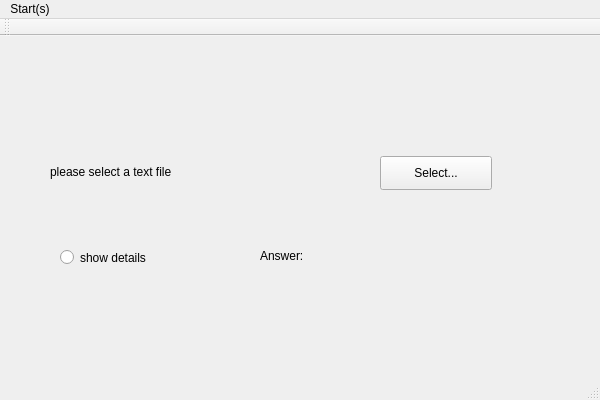
The window that QtAlgorithmX.ui (chen3a3y3/Puzzle_solver) describes before a commit, drawn with Qt 5.
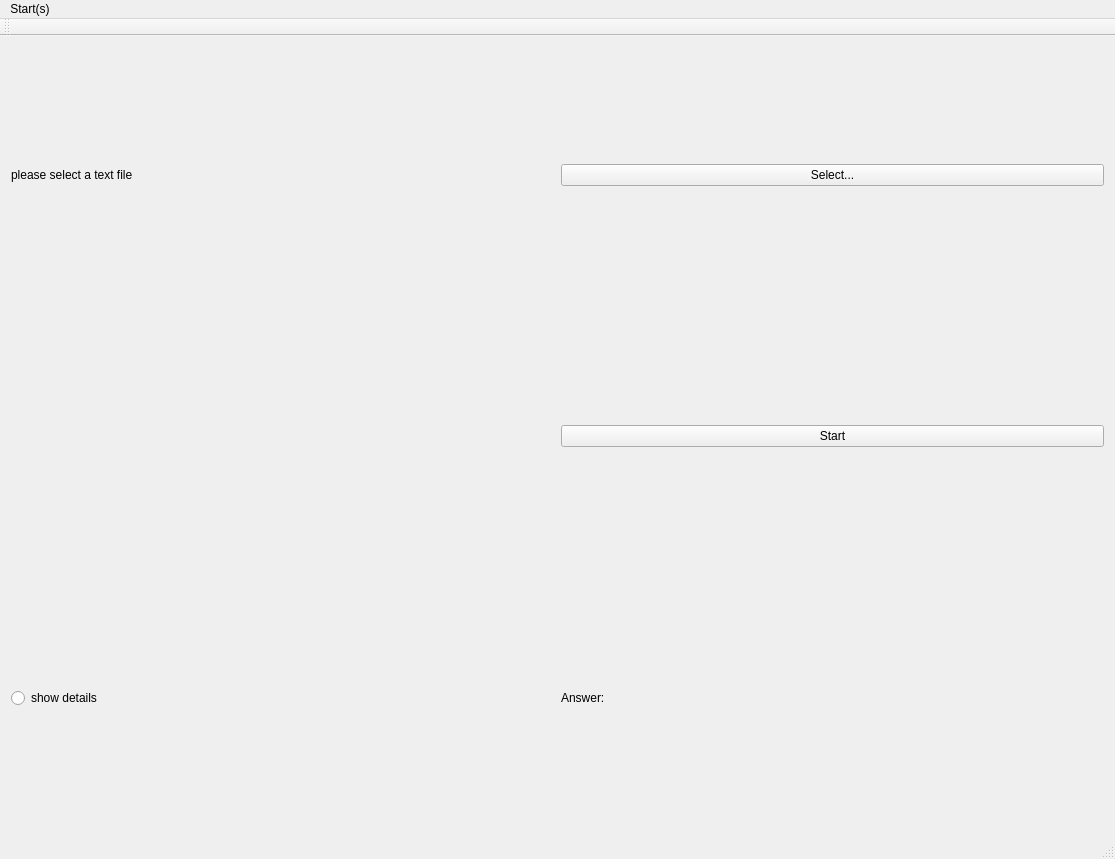
The same window after the commit.

Commit message: Add auto resize and confirmation button

What changed in the file:
```diff
--- a/QtAlgorithmX.ui
+++ b/QtAlgorithmX.ui
@@ -6,73 +6,65 @@
    <rect>
     <x>0</x>
     <y>0</y>
-    <width>600</width>
-    <height>400</height>
+    <width>1115</width>
+    <height>859</height>
    </rect>
   </property>
   <property name="windowTitle">
    <string>QtAlgorithmX</string>
   </property>
   <widget class="QWidget" name="centralWidget">
-   <widget class="QPushButton" name="pushButton">
-    <property name="geometry">
-     <rect>
-      <x>380</x>
-      <y>120</y>
-      <width>112</width>
-      <height>34</height>
-     </rect>
-    </property>
-    <property name="text">
-     <string>Select...</string>
-    </property>
-   </widget>
+   <layout class="QGridLayout" name="gridLayout_2">
+    <item row="0" column="0">
+     <layout class="QGridLayout" name="gridLayout">
+      <property name="sizeConstraint">
+       <enum>QLayout::SetDefaultConstraint</enum>
+      </property>
+      <item row="0" column="0" alignment="Qt::AlignVCenter">
    <widget class="QLabel" name="label">
-    <property name="geometry">
-     <rect>
-      <x>50</x>
-      <y>120</y>
-      <width>281</width>
-      <height>31</height>
-     </rect>
-    </property>
     <property name="text">
      <string>please select a text file</string>
     </property>
    </widget>
+      </item>
+      <item row="0" column="1" alignment="Qt::AlignVCenter">
+       <widget class="QPushButton" name="pushButton">
+        <property name="text">
+         <string>Select...</string>
+        </property>
+       </widget>
+      </item>
+      <item row="2" column="1" alignment="Qt::AlignVCenter">
    <widget class="QLabel" name="label_2">
-    <property name="geometry">
-     <rect>
-      <x>260</x>
-      <y>210</y>
-      <width>68</width>
-      <height>19</height>
-     </rect>
-    </property>
     <property name="text">
      <string>Answer:</string>
     </property>
    </widget>
+      </item>
+      <item row="2" column="0" alignment="Qt::AlignVCenter">
    <widget class="QRadioButton" name="radioButton">
-    <property name="geometry">
-     <rect>
-      <x>60</x>
-      <y>210</y>
-      <width>119</width>
-      <height>23</height>
-     </rect>
-    </property>
     <property name="text">
      <string>show details</string>
     </property>
    </widget>
+      </item>
+      <item row="1" column="1" alignment="Qt::AlignVCenter">
+       <widget class="QPushButton" name="startButton">
+        <property name="text">
+         <string>Start</string>
+        </property>
+       </widget>
+      </item>
+     </layout>
+    </item>
+   </layout>
   </widget>
   <widget class="QMenuBar" name="menuBar">
    <property name="geometry">
     <rect>
      <x>0</x>
      <y>0</y>
-     <width>600</width>
+     <width>1115</width>
      <height>31</height>
     </rect>
    </property>
```
Lines whose indentation alone changed are shown as unchanged. The commit also changes 2 other files.
